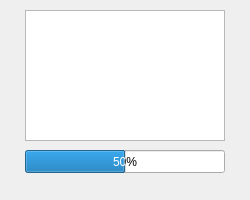
SenteraLLC/Sentera-6X-QGIS-Plugin, file sentera_6x_processing/sentera_6x_processing_loading_dialog_base.ui: the form before one commit.
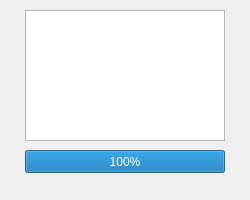
The form after the commit.

Commit message: Fixed loading menu bug, fixed gli index

```diff
--- a/sentera_6x_processing/sentera_6x_processing_loading_dialog_base.ui
+++ b/sentera_6x_processing/sentera_6x_processing_loading_dialog_base.ui
@@ -23,7 +23,7 @@
     </rect>
    </property>
    <property name="value">
-    <number>50</number>
+    <number>100</number>
    </property>
    <property name="alignment">
     <set>Qt::AlignCenter</set>
```
The commit also changes 2 other files.
